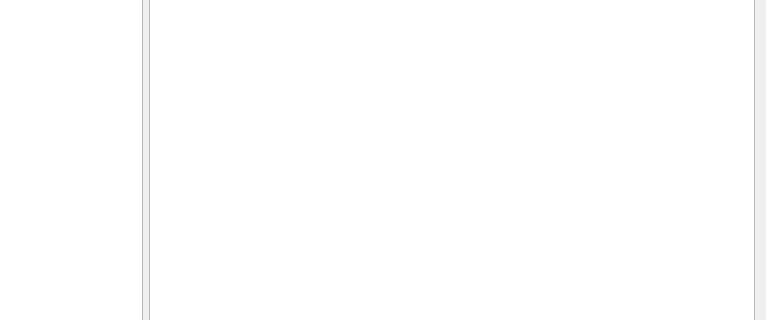
This is src/thewall/system/resourcemonitorwidget.ui in sungwonnam/SAGENext as Qt 5 draws it before an edit; both pictures show x 171 to 937 and y 123 to 443 of the 937 by 565 pixel window. The edited form follows.
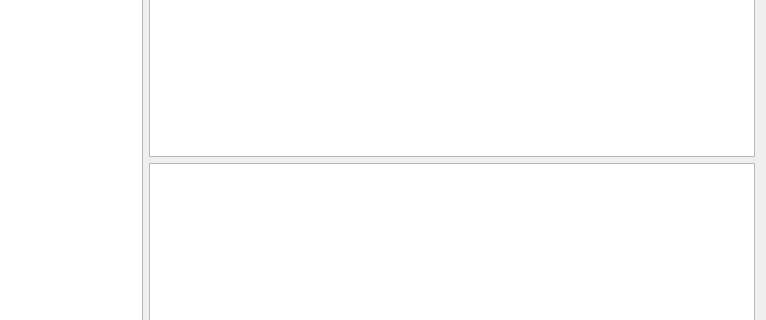
This is the edited form.

The edit to the form file:
```diff
--- a/src/thewall/system/resourcemonitorwidget.ui
+++ b/src/thewall/system/resourcemonitorwidget.ui
@@ -97,6 +97,9 @@
    </item>
    <item>
     <layout class="QVBoxLayout" name="tablePlotVLayoutOnTheRight">
+     <item>
+      <widget class="QTableWidget" name="perAppPriorityTable"/>
+     </item>
      <item>
       <widget class="QTableWidget" name="perAppPerfTable"/>
      </item>
```
